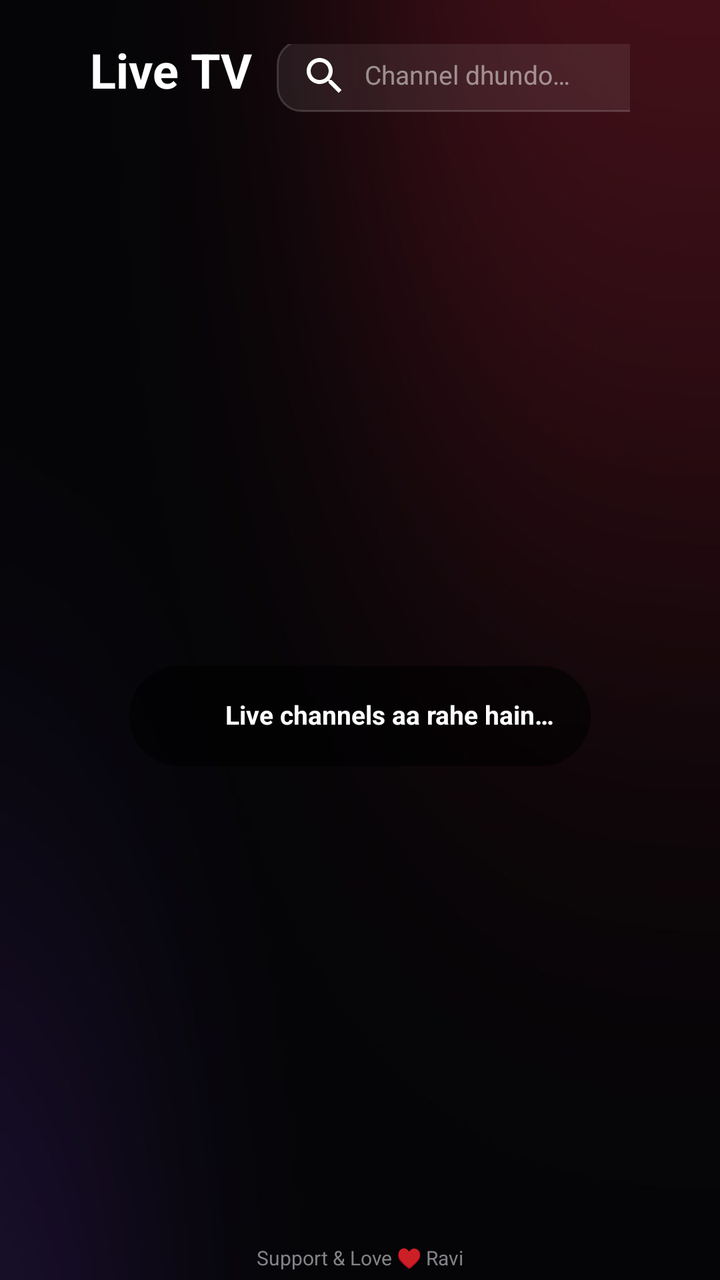
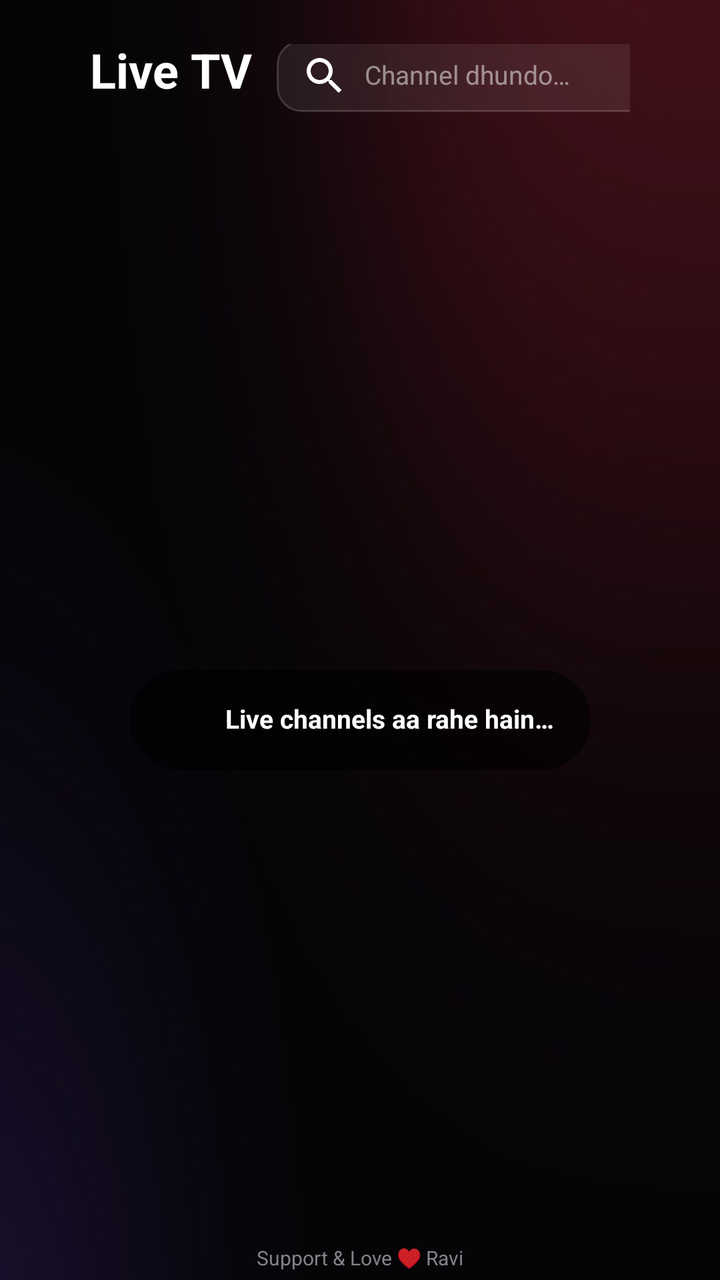

Two renders of the same Android screen: before a commit and after it. Below are the layout's source before the change and the commit's diff.
<!-- AndroidManifest.xml: application theme Theme.RGTV -->
<!-- res/layout/activity_live_tv.xml -->
<?xml version="1.0" encoding="utf-8"?>
<FrameLayout xmlns:android="http://schemas.android.com/apk/res/android" android:layout_width="match_parent" android:layout_height="match_parent" android:background="@drawable/bg_app">
    <LinearLayout android:layout_width="match_parent" android:layout_height="match_parent" android:layout_marginStart="45dp" android:layout_marginEnd="45dp"
        android:layout_marginTop="22dp" android:orientation="vertical">
        <LinearLayout android:layout_width="match_parent" android:layout_height="wrap_content" android:gravity="bottom" android:orientation="horizontal">
            <TextView android:id="@+id/title" style="@style/T.B" android:layout_width="wrap_content" android:layout_height="wrap_content" android:text="Live TV" android:textSize="24sp"/>
            <TextView android:id="@+id/sub" style="@style/T.Sub" android:layout_width="0dp" android:layout_weight="1" android:layout_height="wrap_content"
                android:layout_marginStart="12dp" android:layout_marginBottom="3dp" android:textSize="12sp" android:maxLines="1" android:text="Channels load ho rahe hain…"/>
            <EditText android:id="@+id/search" style="@style/T" android:layout_width="250dp" android:layout_height="36dp" android:layout_marginBottom="2dp"
                android:background="@drawable/edit_bg" android:drawableStart="@drawable/ic_search" android:drawablePadding="8dp" android:hint="Channel dhundo…"
                android:textColorHint="#80FFFFFF" android:imeOptions="actionSearch" android:inputType="text" android:maxLines="1"
                android:paddingStart="12dp" android:paddingEnd="12dp" android:textSize="13sp"/>
        </LinearLayout>
        <HorizontalScrollView android:layout_width="match_parent" android:layout_height="wrap_content" android:layout_marginTop="10dp"
            android:paddingStart="0dp" android:scrollbars="none" android:clipToPadding="false">
            <LinearLayout android:id="@+id/chipsRow" android:layout_width="wrap_content" android:layout_height="wrap_content" android:orientation="horizontal" android:paddingBottom="4dp"/>
        </HorizontalScrollView>
        <FrameLayout android:layout_width="match_parent" android:layout_height="match_parent" android:layout_marginTop="2dp">
            <androidx.recyclerview.widget.RecyclerView android:id="@+id/grid" android:layout_width="match_parent" android:layout_height="match_parent"
                android:clipToPadding="false" android:paddingStart="30dp" android:paddingEnd="30dp" android:paddingTop="4dp" android:paddingBottom="24dp"/>
            <LinearLayout android:id="@+id/emptyBox" android:layout_width="wrap_content" android:layout_height="wrap_content" android:layout_gravity="center"
                android:gravity="center" android:orientation="vertical" android:visibility="gone">
                <TextView android:id="@+id/empty" style="@style/T.Sub" android:layout_width="wrap_content" android:layout_height="wrap_content"
                    android:gravity="center" android:textSize="14sp"/>
                <TextView android:id="@+id/btnRetry" style="@style/T.B" android:layout_width="wrap_content" android:layout_height="wrap_content"
                    android:layout_marginTop="14dp" android:background="@drawable/chip_bg" android:drawableStart="@drawable/ic_restart" android:drawablePadding="7dp"
                    android:paddingStart="14dp" android:paddingEnd="16dp" android:paddingTop="7dp" android:paddingBottom="7dp" android:gravity="center_vertical"
                    android:text="Dobara try karo" android:textSize="13sp" android:focusable="true" android:clickable="true" android:visibility="gone"/>
            </LinearLayout>
            <LinearLayout android:id="@+id/loading" android:layout_width="wrap_content" android:layout_height="wrap_content" android:layout_gravity="center"
                android:background="@drawable/pill_dark" android:gravity="center_vertical" android:orientation="horizontal" android:padding="12dp">
                <ProgressBar android:layout_width="26dp" android:layout_height="26dp" android:indeterminateTint="@color/acc"/>
                <TextView style="@style/T.B" android:layout_width="wrap_content" android:layout_height="wrap_content" android:layout_marginStart="10dp"
                    android:layout_marginEnd="6dp" android:text="Live channels aa rahe hain…" android:textSize="13sp"/>
            </LinearLayout>
        </FrameLayout>
    </LinearLayout>
    <TextView android:id="@+id/footer" style="@style/T.Sub" android:layout_width="match_parent" android:layout_height="wrap_content" android:layout_gravity="bottom"
        android:layout_marginBottom="5dp" android:gravity="center" android:text="Support &amp; Love ♥ Ravi" android:textSize="10sp" android:alpha="0.8"/>
</FrameLayout>
<!-- resources referenced by this layout -->
<resources>
  <color name="acc">#FFFA2D48</color>
  <!-- drawable bg_app: jpg bitmap (drawable-nodpi, 18843 bytes) -->
  <!-- drawable chip_bg (drawable) -->
  <?xml version="1.0" encoding="utf-8"?>
  <selector xmlns:android="http://schemas.android.com/apk/res/android"><item android:state_focused="true"><shape><solid android:color="#FFFA2D48"/><stroke android:width="2dp" android:color="#FFFFFFFF"/><corners android:radius="999dp"/></shape></item><item><shape><solid android:color="#24FFFFFF"/><stroke android:width="1dp" android:color="#29FFFFFF"/><corners android:radius="999dp"/></shape></item></selector>
  <!-- drawable edit_bg (drawable) -->
  <?xml version="1.0" encoding="utf-8"?>
  <selector xmlns:android="http://schemas.android.com/apk/res/android"><item android:state_focused="true"><shape><solid android:color="#24FFFFFF"/><stroke android:width="2dp" android:color="#FFFA2D48"/><corners android:radius="12dp"/></shape></item><item><shape><solid android:color="#14FFFFFF"/><stroke android:width="1dp" android:color="#29FFFFFF"/><corners android:radius="12dp"/></shape></item></selector>
  <!-- drawable ic_restart (drawable) -->
  <vector xmlns:android="http://schemas.android.com/apk/res/android" android:width="24dp" android:height="24dp" android:viewportWidth="24" android:viewportHeight="24"><path android:fillColor="#FFFFFFFF" android:pathData="M12,5V1L7,6l5,5V7c3.31,0 6,2.69 6,6s-2.69,6 -6,6 -6,-2.69 -6,-6H4c0,4.42 3.58,8 8,8s8,-3.58 8,-8 -3.58,-8 -8,-8z"/></vector>
  <!-- drawable ic_search (drawable) -->
  <vector xmlns:android="http://schemas.android.com/apk/res/android" android:width="24dp" android:height="24dp" android:viewportWidth="24" android:viewportHeight="24"><path android:fillColor="#FFFFFFFF" android:pathData="M15.5,14h-0.79l-0.28,-0.27C15.41,12.59 16,11.11 16,9.5 16,5.91 13.09,3 9.5,3S3,5.91 3,9.5 5.91,16 9.5,16c1.61,0 3.09,-0.59 4.23,-1.57l0.27,0.28v0.79l5,4.99L20.49,19l-4.99,-5zM9.5,14C7.01,14 5,11.99 5,9.5S7.01,5 9.5,5 14,7.01 14,9.5 11.99,14 9.5,14z"/></vector>
  <!-- drawable pill_dark (drawable) -->
  <?xml version="1.0" encoding="utf-8"?>
  <shape xmlns:android="http://schemas.android.com/apk/res/android"><solid android:color="#99000000"/><corners android:radius="999dp"/></shape>
  <style name="T"><item name="android:textColor">#FFFFFFFF</item><item name="android:includeFontPadding">false</item></style>
  <style name="T.B"><item name="android:textStyle">bold</item></style>
  <style name="T.Sub"><item name="android:textColor">@color/sub</item></style>
  <style name="Theme.RGTV" parent="android:Theme.Material.NoActionBar.Fullscreen">
    <item name="android:windowBackground">@drawable/bg_app</item>
    <item name="android:colorAccent">@color/acc</item>
    <item name="android:colorPrimary">@color/acc</item>
    <item name="android:textColor">#FFFFFFFF</item>
    <item name="android:windowContentOverlay">@null</item>
    <item name="android:windowNoTitle">true</item>
  </style>
  <color name="sub">#FFA1A1A8</color>
</resources>

<!-- the commit's change to res/layout/activity_live_tv.xml (unified diff, before → after) -->
@@ -11,7 +11,11 @@
                 android:textColorHint="#80FFFFFF" android:imeOptions="actionSearch" android:inputType="text" android:maxLines="1"
                 android:paddingStart="12dp" android:paddingEnd="12dp" android:textSize="13sp"/>
         </LinearLayout>
-        <HorizontalScrollView android:layout_width="match_parent" android:layout_height="wrap_content" android:layout_marginTop="10dp"
+        <HorizontalScrollView android:layout_width="match_parent" android:layout_height="wrap_content" android:layout_marginTop="8dp"
+            android:paddingStart="0dp" android:scrollbars="none" android:clipToPadding="false">
+            <LinearLayout android:id="@+id/serverRow" android:layout_width="wrap_content" android:layout_height="wrap_content" android:orientation="horizontal" android:paddingBottom="2dp"/>
+        </HorizontalScrollView>
+        <HorizontalScrollView android:layout_width="match_parent" android:layout_height="wrap_content" android:layout_marginTop="4dp"
             android:paddingStart="0dp" android:scrollbars="none" android:clipToPadding="false">
             <LinearLayout android:id="@+id/chipsRow" android:layout_width="wrap_content" android:layout_height="wrap_content" android:orientation="horizontal" android:paddingBottom="4dp"/>
         </HorizontalScrollView>
